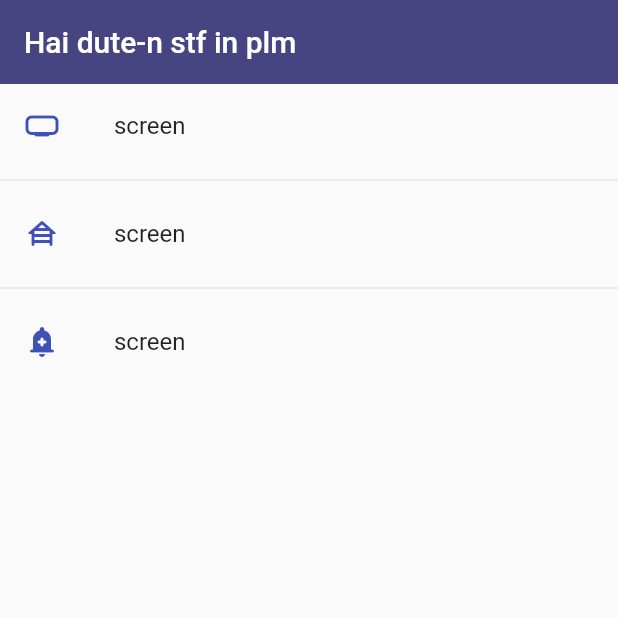
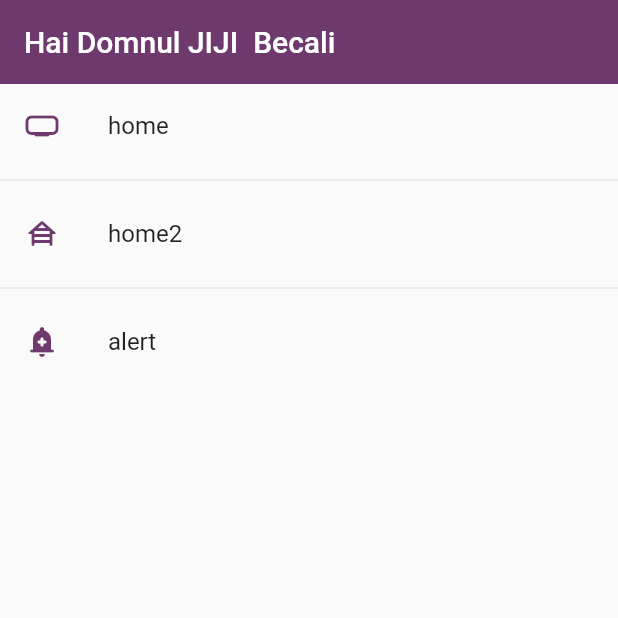
Before and after one commit to florinawer/FlutterComponents, a Flutter app: the screen it shows after launch, on a phone screen of 412 x 824 dp, the top half of it. Run offline on Flutter 3.47's test engine with Material 2 defaults, Android fonts, the phone set to English and light mode, and no system bars.

Commit message:
Creación de temas claro y oscuro, carpeta para importar los appTheme

```diff
--- a/flutty_components/lib/main.dart
+++ b/flutty_components/lib/main.dart
@@ -1,5 +1,6 @@
 import 'package:flutter/material.dart';
 import 'package:flutty_components/router/app_routes.dart';
+import 'package:flutty_components/themes/app_theme.dart';
 
 void main() => runApp(const MyApp());
 
@@ -10,7 +11,7 @@ class MyApp extends StatelessWidget {
   Widget build(BuildContext context) {
     return MaterialApp(
         debugShowCheckedModeBanner: false,
-        title: 'stf in plm',
+        title: 'Domnul JIJI Becali',
 
         //se trae del AppRoutes la variable con valor de la ruta inicial
         initialRoute: AppRoutes.initialRoute,
@@ -19,6 +20,9 @@ class MyApp extends StatelessWidget {
         routes: AppRoutes.getAppRoutes(),
 
         //donde redirige si la ruta no existe
-        onGenerateRoute: AppRoutes.onGenerateRoute);
+        onGenerateRoute: AppRoutes.onGenerateRoute,
+
+        //se trae la config de colores de themes/apptheme
+        theme: AppTheme.lightTheme);
   }
 }
--- a/flutty_components/lib/models/models.dart
+++ b/flutty_components/lib/models/models.dart
@@ -1,3 +1 @@
-import 'package:flutty_components/models/menu_option.dart';
-
 export 'menu_option.dart';
--- a/flutty_components/lib/router/app_routes.dart
+++ b/flutty_components/lib/router/app_routes.dart
@@ -10,22 +10,23 @@ class AppRoutes {
     //TODO borrar home
     MenuOption(
         route: 'home',
-        name: ' screen',
+        name: 'home',
         screen: const HomeScreen(),
         icon: Icons.home_max_rounded),
     MenuOption(
         route: 'home2',
-        name: ' screen',
+        name: 'home2',
         screen: const Home2(),
         icon: Icons.house_siding_rounded),
     MenuOption(
         route: 'alert_screen',
-        name: ' screen',
+        name: 'alert',
         screen: const AlertScreen(),
         icon: Icons.add_alert_rounded)
   ];
 
   static Map<String, Widget Function(BuildContext)> getAppRoutes() {
+    //por cada ruta devuelve un objeto de este tipo en appRoutes
     Map<String, Widget Function(BuildContext)> appRoutes = {};
 
     for (final option in menuOptions) {
--- a/flutty_components/lib/screens/home.dart
+++ b/flutty_components/lib/screens/home.dart
@@ -1,24 +1,9 @@
 import 'package:flutter/material.dart';
 import 'package:flutty_components/router/app_routes.dart';
+import 'package:flutty_components/themes/app_theme.dart';
 
 class HomeScreen extends StatelessWidget {
   const HomeScreen({Key? key}) : super(key: key);
-
-  final options = const [
-    'flokiiiiiii',
-    'test',
-    'stf in plm ',
-    'flo',
-    'testla',
-    'vespuxi',
-    'flo',
-    'davai',
-    'vespuxi',
-    'flo',
-    'floko',
-    'asdddddddddddddddddd',
-    'vespuxi'
-  ];
 
   @override
   Widget build(BuildContext context) {
@@ -26,13 +11,11 @@ class HomeScreen extends StatelessWidget {
 
     return Scaffold(
         appBar: AppBar(
-          title: const Text('Hai dute-n stf in plm'),
-          elevation: 0,
-          backgroundColor: const Color.fromARGB(255, 70, 69, 129),
+          title: const Text('Hai Domnul JIJI  Becali'),
         ),
         body: ListView.separated(
             itemBuilder: (context, i) => ListTile(
-                  leading: Icon(menuOptions[i].icon, color: Colors.indigo,),
+                  leading: Icon(menuOptions[i].icon, color: AppTheme.primary,),
                   title: Text(menuOptions[i].name),
                   onTap: () {
                     //hard way
--- /dev/null
+++ b/flutty_components/lib/themes/app_theme.dart
@@ -0,0 +1,20 @@
+import 'package:flutter/material.dart';
+
+class AppTheme {
+  static const Color primary = Color.fromARGB(255, 110, 57, 109);
+
+  static final ThemeData lightTheme = ThemeData.light().copyWith(
+      //color primario
+      primaryColor: const Color.fromARGB(255, 36, 61, 49),
+
+      //AppBar theme
+      appBarTheme: const AppBarTheme(color: primary, elevation: 0));
+
+  static final ThemeData darkTheme = ThemeData.dark().copyWith(
+      //color primario
+      primaryColor: const Color.fromARGB(255, 202, 55, 202),
+
+      //AppBar theme
+      appBarTheme: const AppBarTheme(color: primary, elevation: 0),
+      scaffoldBackgroundColor: Colors.black);
+}
```
